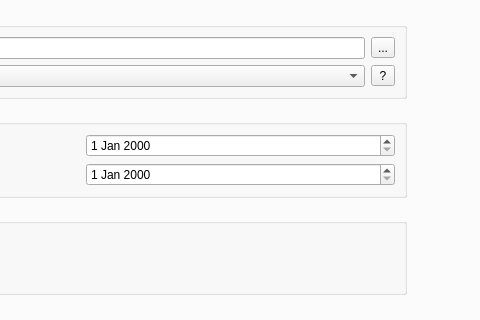
Before: the Qt Designer form DWDWeatherDataConverter/src/DWDMainWindow.ui in hirseboy/DWD-Weather-Data-Converter, drawn with Qt 5; both pictures show x 261 to 741 and y 92 to 412 of the 1335 by 839 pixel window.
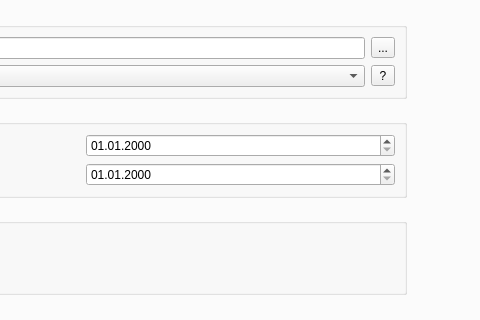
After: the same form once the commit is applied. The open tabs and pages were chosen to show the change. Custom widgets are drawn as their Qt base class.

What changed in the file:
```diff
--- a/DWDWeatherDataConverter/src/DWDMainWindow.ui
+++ b/DWDWeatherDataConverter/src/DWDMainWindow.ui
@@ -277,7 +277,11 @@
           </property>
           <layout class="QGridLayout" name="gridLayout_2">
            <item row="1" column="1">
-            <widget class="QDateEdit" name="dateEditEnd"/>
+            <widget class="QDateEdit" name="dateEditEnd">
+             <property name="displayFormat">
+              <string>dd.MM.yyyy</string>
+             </property>
+            </widget>
            </item>
            <item row="1" column="0">
             <widget class="QLabel" name="label_10">
@@ -306,7 +310,11 @@
             </widget>
            </item>
            <item row="0" column="1">
-            <widget class="QDateEdit" name="dateEditStart"/>
+            <widget class="QDateEdit" name="dateEditStart">
+             <property name="displayFormat">
+              <string>dd.MM.yyyy</string>
+             </property>
+            </widget>
            </item>
           </layout>
          </widget>
```
Left out of the diff: 2 changed lines with no effect on the pictures.
